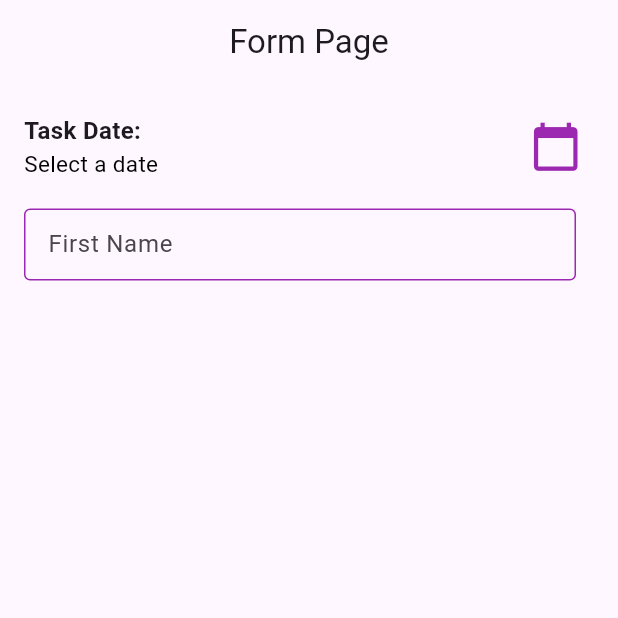
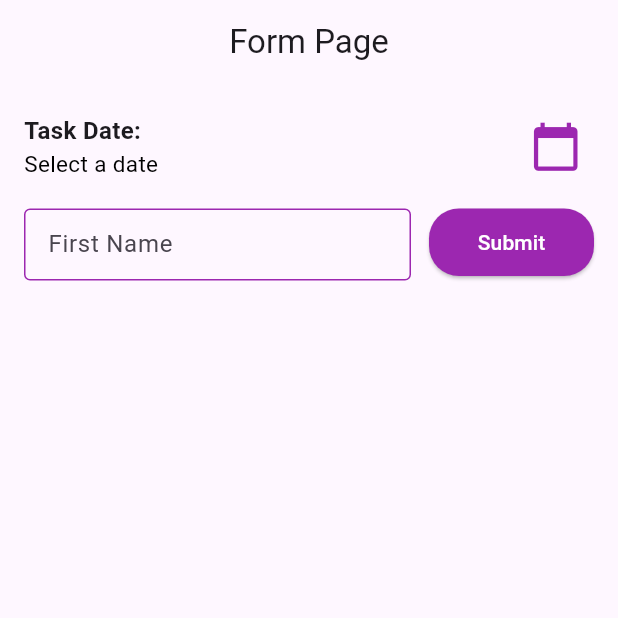
Before and after one commit to AbrarImamSatria/TodoApp_0042, a Flutter app: the screen it shows after launch, on a phone screen of 412 x 824 dp, the top half of it. Run offline on Flutter 3.47's test engine with Material 3 defaults, Android fonts, the phone set to English and light mode, and no system bars.

Commit message:
menambahkan button submit

```diff
--- a/lib/todoapp_page.dart
+++ b/lib/todoapp_page.dart
@@ -224,6 +224,28 @@ class _TodoAppPageState extends State<TodoAppPage> {
                     ),
                   ),
                   const SizedBox(width: 12),
+
+                  SizedBox(
+                    height: 45,
+                    width: 110,
+                    child: ElevatedButton(
+                      onPressed: _addTask,
+                      style: ElevatedButton.styleFrom(
+                        backgroundColor: Colors.purple,
+                        padding: const EdgeInsets.symmetric(
+                          horizontal: 20,
+                          vertical: 0,
+                        ),
+                        shape: RoundedRectangleBorder(
+                          borderRadius: BorderRadius.circular(20),
+                        ),
+                      ),
+                      child: const Text(
+                        'Submit',
+                        style: TextStyle(color: Colors.white),
+                      ),
+                    ),
+                  ),
                 ],
               ),
             ],
```
